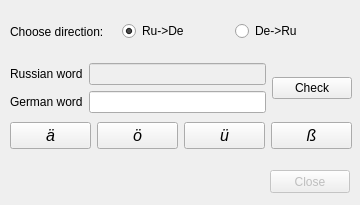
First picture: the form in studywindow.ui, repository lelika1/disturber, before the edit.
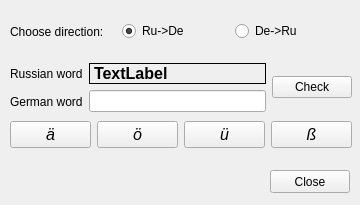
Second picture: the form after the edit.

What changed in the file:
```diff
--- a/studywindow.ui
+++ b/studywindow.ui
@@ -36,7 +36,7 @@
   </property>
   <widget class="QPushButton" name="closeButton">
    <property name="enabled">
-    <bool>false</bool>
+    <bool>true</bool>
    </property>
    <property name="geometry">
     <rect>
@@ -119,9 +119,25 @@
       <item>
        <layout class="QVBoxLayout" name="verticalLayout_2">
         <item>
-         <widget class="QLineEdit" name="fromWordEdit">
-          <property name="enabled">
-           <bool>false</bool>
+         <widget class="QLabel" name="fromWordLabel">
+          <property name="font">
+           <font>
+            <pointsize>12</pointsize>
+            <weight>75</weight>
+            <bold>true</bold>
+           </font>
+          </property>
+          <property name="frameShape">
+           <enum>QFrame::Box</enum>
+          </property>
+          <property name="text">
+           <string>TextLabel</string>
+          </property>
+          <property name="textFormat">
+           <enum>Qt::PlainText</enum>
+          </property>
+          <property name="alignment">
+           <set>Qt::AlignLeading|Qt::AlignLeft|Qt::AlignVCenter</set>
           </property>
          </widget>
         </item>
```
Left out of the diff: 3 changed lines with no effect on the pictures.
